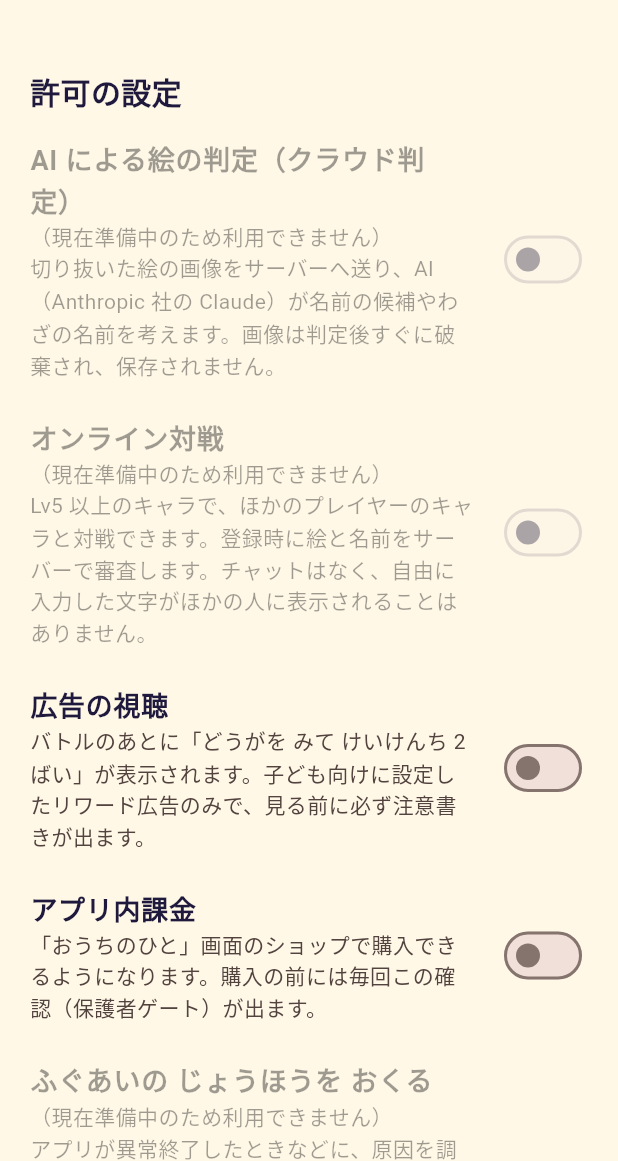
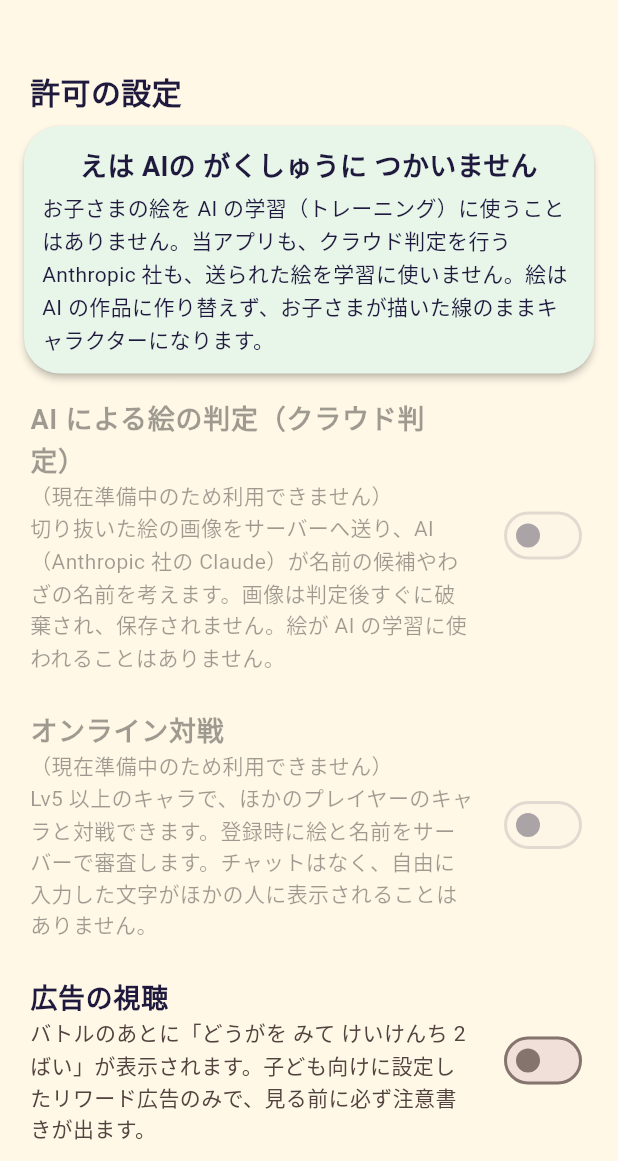
Before and after one commit to fru69syo/doodle-battle, a Flutter app: the ParentSettingsScreen screen opened by its route, on a phone screen of 412 x 824 dp, the part 75-1236 px from its top. Run offline on Flutter 3.47's test engine with Material 3 defaults, Android fonts, the phone set to English and light mode, and no system bars; our stand-ins replace camera, cloud_firestore, cloud_functions, firebase_auth, firebase_core, firebase_crashlytics and 6 more; missing offline and left inert: firebase_app_check, gal, in_app_purchase_android, in_app_purchase_platform_interface, unorm_dart; accounts and stored records are empty; Roboto replaces fonts that are missing (ZenMaruGothic).

Commit message:
No-AI-training notice on consent screens; IMAGE_AI_GENERATED kid message
Co-Authored-By: Claude Opus 5.5 <noreply@anthropic.com>
Claude-Session: https://claude.ai/code/session_01QRHLaYFdZHWgzxL5AWfKrR

```diff
--- a/app/lib/features/onboarding/setup_screen.dart
+++ b/app/lib/features/onboarding/setup_screen.dart
@@ -92,6 +92,8 @@ class _SetupScreenState extends ConsumerState<SetupScreen> {
           style: TextStyle(fontSize: 16),
         ),
         const SizedBox(height: 12),
+        const NoAiTrainingNotice(),
+        const SizedBox(height: 12),
         Card(
           child: Padding(
             padding: const EdgeInsets.all(8),
--- a/app/lib/features/online/online_messages.dart
+++ b/app/lib/features/online/online_messages.dart
@@ -14,7 +14,8 @@ const registerRejectionMessages = <String, String>{
   'IMAGE_COPYRIGHT': 'ほかの キャラの まねっこは オンラインに だせないよ。じぶんで かんがえた キャラで あそぼう',
   'IMAGE_REAL_PERSON': 'ひとの しゃしんや かおは つかえないよ',
   'IMAGE_PERSONAL_INFO': 'えに なまえや じゅうしょが かいてあるみたい。けしてから もういちど とってね',
-  'IMAGE_NOT_DRAWING': 'しゃしんじゃなくて、かみに かいた えで あそぼう',
+  'IMAGE_NOT_DRAWING': 'かみに かいた えを とってね',
+  'IMAGE_AI_GENERATED': 'かみに かいた えを とってね',
   'IMAGE_OTHER': 'この えは オンラインに だせなかったよ。ほかの えで ためしてね',
   'TOO_MANY_CHARACTERS': 'オンラインに だせる キャラが いっぱいだよ。おうちのひとに そうだん してね',
 };
--- a/app/lib/features/parent/consent_toggles.dart
+++ b/app/lib/features/parent/consent_toggles.dart
@@ -30,7 +30,8 @@ class ConsentToggles extends StatelessWidget {
         title: 'AI による絵の判定（クラウド判定）',
         body:
             '切り抜いた絵の画像をサーバーへ送り、AI（Anthropic 社の Claude）が'
-            '名前の候補やわざの名前を考えます。画像は判定後すぐに破棄され、保存されません。',
+            '名前の候補やわざの名前を考えます。画像は判定後すぐに破棄され、保存されません。'
+            '絵が AI の学習に使われることはありません。',
         on: value.cloudJudge,
         enabled: serverAvailable,
         set: (v) => onChanged(value.copyWith(cloudJudge: v)),
@@ -100,3 +101,34 @@ class ConsentToggles extends StatelessWidget {
     onChanged: enabled ? set : null,
   );
 }
+
+/// 「えは AIの がくしゅうに つかいません」(SPEC §11.3) for the consent
+/// screens: one hiragana line for the child, details for the parent.
+class NoAiTrainingNotice extends StatelessWidget {
+  const NoAiTrainingNotice({super.key});
+
+  @override
+  Widget build(BuildContext context) => const Card(
+    key: Key('no-ai-training'),
+    color: Color(0xFFE8F5E9),
+    child: Padding(
+      padding: EdgeInsets.all(12),
+      child: Column(
+        children: [
+          Text(
+            'えは AIの がくしゅうに つかいません',
+            textAlign: TextAlign.center,
+            style: TextStyle(fontSize: 18, fontWeight: FontWeight.w700),
+          ),
+          SizedBox(height: 4),
+          Text(
+            'お子さまの絵を AI の学習（トレーニング）に使うことはありません。'
+            '当アプリも、クラウド判定を行う Anthropic 社も、送られた絵を学習に使いません。'
+            '絵は AI の作品に作り替えず、お子さまが描いた線のままキャラクターになります。',
+            style: TextStyle(fontSize: 14),
+          ),
+        ],
+      ),
+    ),
+  );
+}
--- a/app/lib/features/parent/parent_settings_screen.dart
+++ b/app/lib/features/parent/parent_settings_screen.dart
@@ -59,6 +59,7 @@ class _ParentSettingsScreenState extends ConsumerState<ParentSettingsScreen> {
           padding: const EdgeInsets.all(12),
           children: [
             const _Section('許可の設定'),
+            const NoAiTrainingNotice(),
             ConsentToggles(
               value: settings.consents,
               serverAvailable: backend.isAvailable,
```
Also changed, not shown: 2 other files.
